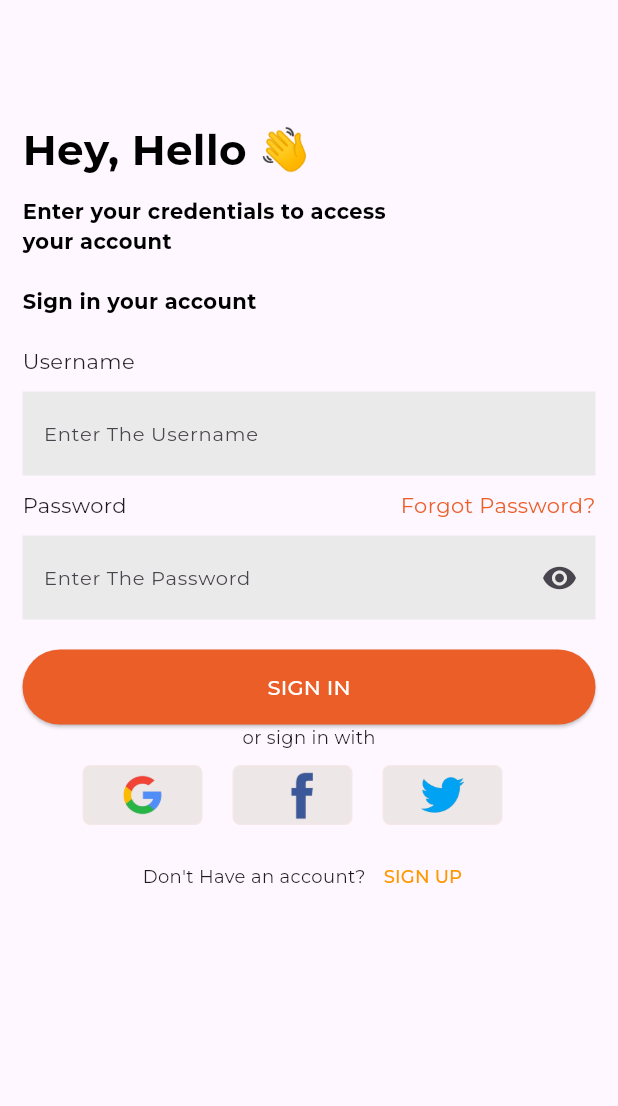
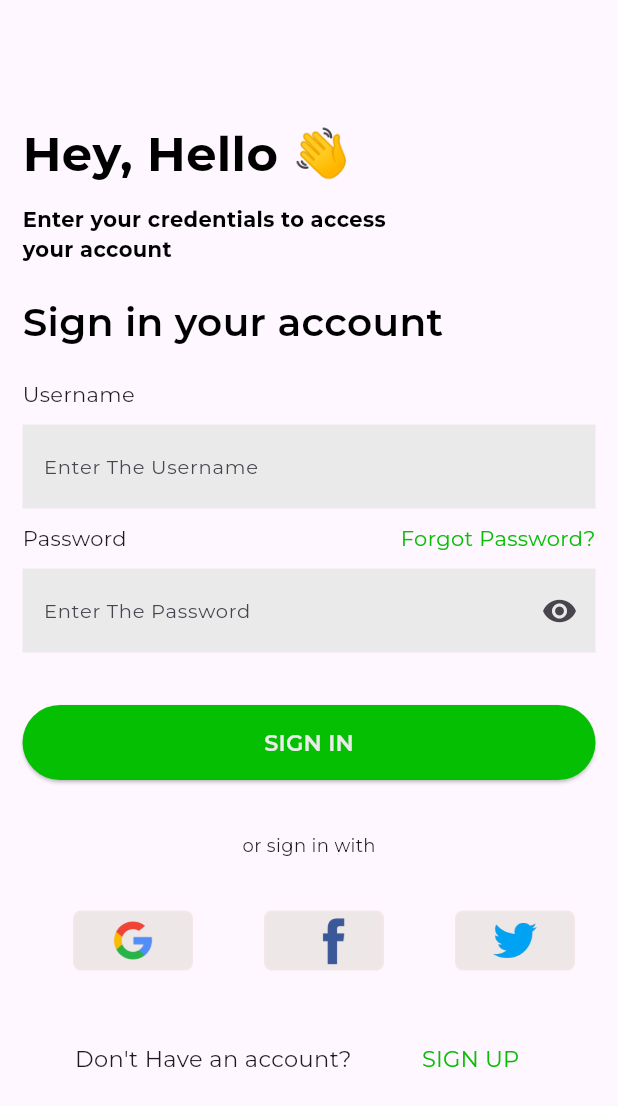
Before and after one commit to pokaktech/bricksnmix-frontend, a Flutter app: the screen it shows after launch, after a tap on "Be a customer", on a phone screen of 412 x 824 dp. Shown: the top 1106 px of the screen. Run offline on Flutter 3.47's test engine with Material 3 defaults, Android fonts, the phone set to English and light mode, and no system bars; our stand-ins replace carousel_slider, dio, fl_chart, flutter_dotenv, flutter_secure_storage, get and 3 more; project files that could hold a hidden picture were left out.

Commit message:
login page color changed

```diff
--- a/lib/Screens/login.dart
+++ b/lib/Screens/login.dart
@@ -2,6 +2,7 @@ import 'dart:developer';
 
 import 'package:bricksnmix/Controller/LoginController.dart';
 import 'package:bricksnmix/Screens/Account_Screen.dart';
+import 'package:bricksnmix/generated/appColors.dart';
 import 'package:flutter/material.dart';
 import 'package:get/get.dart';
 
@@ -63,9 +64,9 @@ class _LoginState extends State<Login> {
                       const Text(
                         "Hey, Hello 👋",
                         style: TextStyle(
-                          fontSize: 28,
-                          color: Colors.black,
-                          fontWeight: FontWeight.bold,
+                          fontSize: 32,
+                          color: Appcolors.black,
+                          fontWeight: FontWeight.w700,
                         ),
                       ),
                       const SizedBox(height: 10),
@@ -73,7 +74,7 @@ class _LoginState extends State<Login> {
                         "Enter your credentials to access\nyour account",
                         style: TextStyle(
                           fontSize: 14,
-                          color: Colors.black,
+                          color: Appcolors.black,
                           fontWeight: FontWeight.bold,
                         ),
                       ),
@@ -81,9 +82,9 @@ class _LoginState extends State<Login> {
                       const Text(
                         "Sign in your account",
                         style: TextStyle(
-                          fontSize: 14,
-                          color: Colors.black,
-                          fontWeight: FontWeight.bold,
+                          fontSize: 26,
+                          color: Appcolors.black,
+                          fontWeight: FontWeight.w600,
                         ),
                       ),
                       const SizedBox(height: 20),
@@ -100,10 +101,12 @@ class _LoginState extends State<Login> {
                         },
                         decoration: const InputDecoration(
                           contentPadding: EdgeInsets.symmetric(
-                              vertical: 16.0, horizontal: 10.0),
+                            vertical: 16.0,
+                            horizontal: 10.0,
+                          ),
                           border: InputBorder.none,
                           filled: true,
-                          fillColor: Color.fromARGB(255, 235, 234, 234),
+                          fillColor: Appcolors.white,
                           hintText: "Enter The Username",
                           hintStyle: TextStyle(fontSize: 13),
                         ),
@@ -120,7 +123,7 @@ class _LoginState extends State<Login> {
                             child: const Text(
                               "Forgot Password?",
                               style: TextStyle(
-                                color: Color.fromARGB(255, 235, 94, 39),
+                                color: Appcolors.forestGreen,
                               ),
                             ),
                           ),
@@ -141,7 +144,7 @@ class _LoginState extends State<Login> {
                               vertical: 16.0, horizontal: 10.0),
                           border: InputBorder.none,
                           filled: true,
-                          fillColor: const Color.fromARGB(255, 235, 234, 234),
+                          fillColor: Appcolors.white,
                           hintText: "Enter The Password",
                           hintStyle: const TextStyle(fontSize: 13),
                           suffixIcon: IconButton(
@@ -160,7 +163,7 @@ class _LoginState extends State<Login> {
                         keyboardType: TextInputType.visiblePassword,
                         textInputAction: TextInputAction.done,
                       ),
-                      const SizedBox(height: 20),
+                      const SizedBox(height: 35),
                       Stack(
                         children: [
                           Align(
@@ -171,9 +174,8 @@ class _LoginState extends State<Login> {
                               child: Obx(
                                 () => ElevatedButton(
                                   style: ElevatedButton.styleFrom(
-                                    backgroundColor: const Color.fromARGB(
-                                        255, 235, 94, 39), // background
-                                    foregroundColor: Colors.white, // foreground
+                                    backgroundColor: Appcolors.forestGreen,
+                                    foregroundColor: Appcolors.white,
                                   ),
                                   onPressed: loginController.loading.isTrue
                                       ? null
@@ -191,13 +193,20 @@ class _LoginState extends State<Login> {
                                       ? const CircularProgressIndicator()
                                       : const Text(
                                           'SIGN IN',
-                                          style: TextStyle(fontSize: 14),
+                                          style: TextStyle(
+                                            fontSize: 15,
+                                            color: Appcolors.white,
+                                            fontWeight: FontWeight.w600,
+                                          ),
                                         ),
                                 ),
                               ),
                             ),
                           ),
                         ],
+                      ),
+                      const SizedBox(
+                        height: 35,
                       ),
                       const Align(
                         alignment: FractionalOffset.center,
@@ -208,10 +217,11 @@ class _LoginState extends State<Login> {
                           ),
                         ),
                       ),
-                      const SizedBox(height: 10),
+                      const SizedBox(height: 35),
                       Row(
+                        mainAxisAlignment: MainAxisAlignment.spaceAround,
                         children: [
-                          const SizedBox(width: 20),
+                          // const SizedBox(width: 20),
                           InkWell(
                             onTap: () {
                               print("button tapped");
@@ -223,28 +233,36 @@ class _LoginState extends State<Login> {
                               ),
                             ),
                           ),
-                          Googlecustomwidgett(
+                          InkWell(
+                            onTap: () {},
+                            child: Googlecustomwidgett(
                               Image: Image.asset(
                                 'assets/facebook.....-removebg-preview.png',
                                 width: 37,
                               ),
                             ),
-                          Googlecustomwidgett(
+                          ),
+                          InkWell(
+                            onTap: () {},
+                            child: Googlecustomwidgett(
                               Image: Image.asset(
                                 'assets/twitter...-removebg-preview.png',
                                 width: 37,
                               ),
+                            ),
                           )
                         ],
                       ),
-                      const SizedBox(height: 10),
+                      const SizedBox(height: 35),
                       Row(
+                        mainAxisAlignment: MainAxisAlignment.spaceEvenly,
                         children: [
-                          const SizedBox(width: 80),
+                          // const SizedBox(width: 80),
                           const Text(
                             "Don't Have an account?",
                             style: TextStyle(
-                              fontSize: 12,
+                              fontSize: 15,
+                              fontWeight: FontWeight.w400,
                             ),
                           ),
                           TextButton(
@@ -259,8 +277,9 @@ class _LoginState extends State<Login> {
                             child: const Text(
                               "SIGN UP ",
                               style: TextStyle(
-                                color: Colors.orange,
-                                fontSize: 12,
+                                color: Appcolors.forestGreen,
+                                fontSize: 15,
+                                fontWeight: FontWeight.w400,
                               ),
                             ),
                           ),
```
Also changed, not shown: lib/generated/appColors.dart (added). Lines whose indentation alone changed are shown as unchanged.
